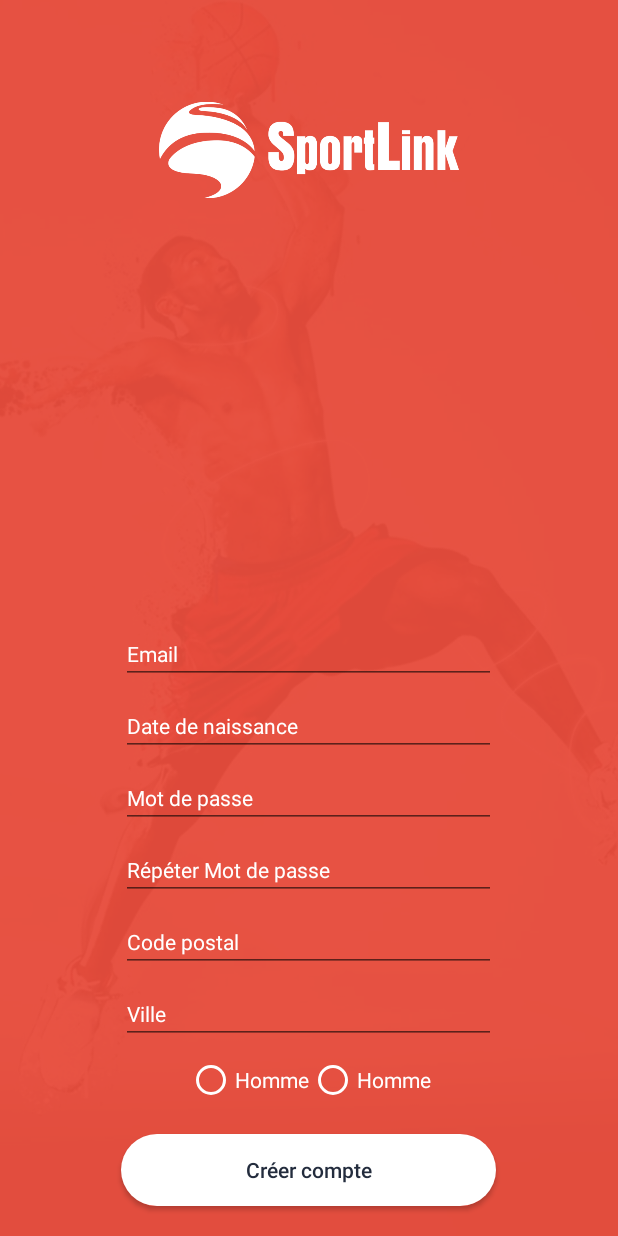
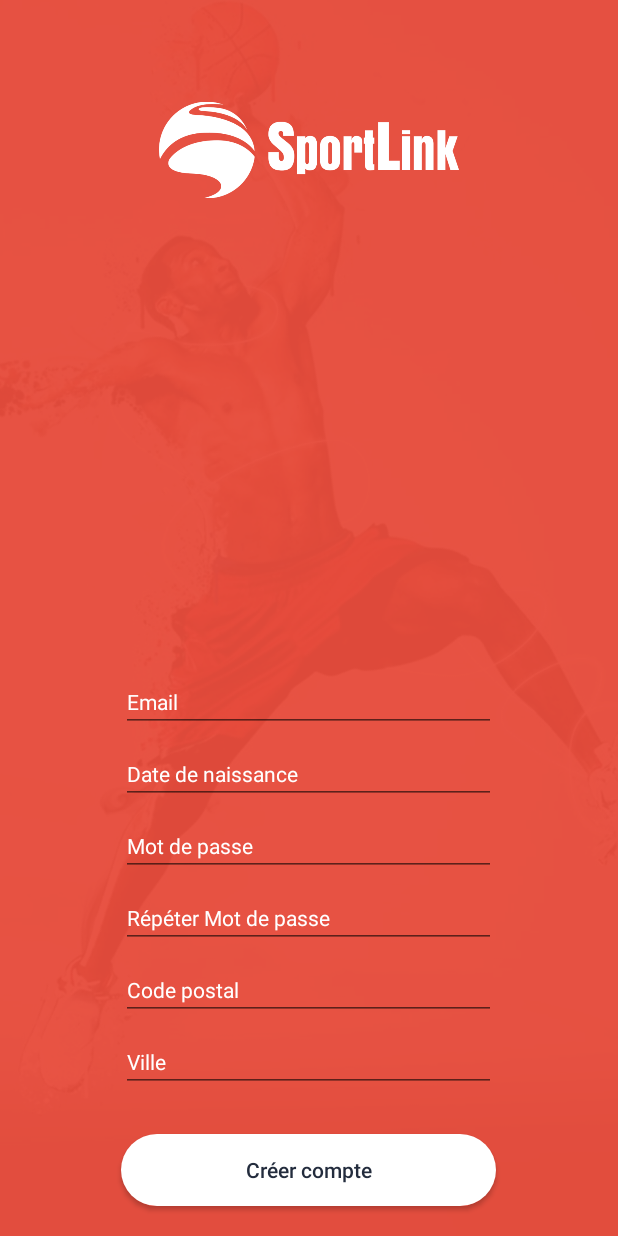
Before and after one commit to DoucheBen/OnSport, an Android app: the SignIn screen opened directly, with no data from a screen before it, after a tap on "Créer compte", on a phone screen of 412 x 824 dp. Run offline under Robolectric (Android 15) with nearby library versions, the phone set to English and light mode, and no system bars; 2 statements that could not run were skipped.

```diff
--- a/app/src/main/java/cdi/com/onsport/SignIn.java
+++ b/app/src/main/java/cdi/com/onsport/SignIn.java
@@ -10,12 +10,19 @@ import android.view.ViewGroup;
 import android.widget.Button;
 import android.widget.DatePicker;
 import android.widget.EditText;
+import android.widget.Toast;
 
+import java.text.ParseException;
+import java.text.SimpleDateFormat;
 import java.util.Calendar;
+import java.util.Date;
+import java.util.regex.Matcher;
+import java.util.regex.Pattern;
 
 public class SignIn extends AppCompatActivity {
 
     ViewGroup TransitionContainer;
+    Date date=null;
 
     @Override
     protected void onCreate(Bundle savedInstanceState) {
@@ -29,19 +36,24 @@ public class SignIn extends AppCompatActivity {
         Slide slideIn = new Slide(Gravity.RIGHT);
         getWindow().setEnterTransition(slideIn);
 
-        EditText email = (EditText) findViewById(R.id.email);
+        final EditText email = (EditText) findViewById(R.id.email);
         final EditText dateNaissance = (EditText) findViewById(R.id.dateNaissance);
         EditText password = (EditText) findViewById(R.id.password);
         EditText password2 = (EditText) findViewById(R.id.password2);
         EditText codePostal = (EditText) findViewById(R.id.CodePostal);
         EditText ville = (EditText) findViewById(R.id.Ville);
 
-        final String Email = email.getText().toString();
-        final String Date = dateNaissance.getText().toString();
-        final String Password = password.getText().toString();
-        final String Password2 = password2.getText().toString();
-        final String CodePostal = codePostal.getText().toString();
-        final String Ville = ville.getText().toString();
+        final String string_email = email.getText().toString();
+        final String string_date = dateNaissance.getText().toString();
+        final String string_password = password.getText().toString();
+        final String string_password2 = password2.getText().toString();
+        final String string_codePostal = codePostal.getText().toString();
+        final String string_ville = ville.getText().toString();
+
+
+
+
+
 
         /****************** OnClick EditText date de naissance ***************************/
         //calendrier
@@ -80,8 +92,54 @@ public class SignIn extends AppCompatActivity {
 
             @Override
             public void onClick(View v) {
+                if
+
+                IService inscription = new MyExterneServices(true);
+
+                 Utilisateur util = new Utilisateur();
 
 
+                Pattern p = Pattern.compile(".+@.+\\.[a-z]+");
+                // On déclare un matcher, qui comparera le pattern avec la
+                // string passée en argument
+                Matcher m = p.matcher(string_email);        // Si l’adresse mail saisie ne correspond au format d’une
+                // adresse mail on un affiche un message à l'utilisateur
+
+                if (!m.matches()) {
+                    Toast.makeText(SignIn.this, "Vous n'avez pas entré un mail valide",
+                            Toast.LENGTH_SHORT).show();
+                }
+                else {
+
+                    util.setMail(string_email);
+                }
+
+                /************** on formate la date de naissance de String a Date *************/
+                SimpleDateFormat sdf = new SimpleDateFormat("yyyy-MM-dd");
+                try {
+                    date = new Date(sdf.parse(string_date).getTime());
+                } catch (ParseException e) {
+                    e.printStackTrace();
+                }
+                /****************************************************************************/
+                util.setDatedenaissance(date);
+                if (string_password.equals(string_password2)){
+                    util.setMotdepasse(string_password);}
+                else{
+                    Toast.makeText(SignIn.this, "Les mots de passe ne corespondent pas",
+                            Toast.LENGTH_SHORT).show();
+                }
+                if (string_codePostal.length()>5){
+                    Toast.makeText(SignIn.this, "Vous n'avez pas entré un code postal valide",
+                            Toast.LENGTH_SHORT).show();
+                }
+                else {
+                    util.setCp(string_codePostal);
+                }
+                util.setVille(string_ville);
+
+
+                inscription.register(util);
             }
         });
 
--- a/app/src/main/res/layout/activity_sign_in.xml
+++ b/app/src/main/res/layout/activity_sign_in.xml
@@ -113,53 +113,11 @@
             android:layout_marginBottom="8dp"
             android:ems="10"
             android:hint="Ville"
-            android:inputType="number"
+            android:inputType="text"
             android:textColor="#64221b"
             android:textColorHint="#ffffff"
             android:textSize="14dp"
             />
-
-        <LinearLayout
-            android:orientation="horizontal"
-            android:layout_width="match_parent"
-            android:layout_height="wrap_content"
-            android:gravity="center">
-            <RadioGroup
-                android:gravity="center"
-                android:layout_height="wrap_content"
-                android:layout_width="match_parent"
-                android:orientation="horizontal"
-                android:baselineAligned="false">
-
-                <RadioButton
-                    android:id="@+id/radioButton_h"
-                    style="@android:style/Widget.CompoundButton.RadioButton"
-                    android:layout_width="wrap_content"
-                    android:layout_height="wrap_content"
-                    android:layout_above="@+id/linearLayout"
-                    android:layout_alignParentStart="true"
-
-
-                    android:text="Homme"
-                    android:textColor="@android:color/background_light"
-                    android:buttonTint="@android:color/background_light" />
-
-                <RadioButton
-                    android:id="@+id/radioButton_f"
-                    style="@android:style/Widget.CompoundButton.RadioButton"
-                    android:layout_width="wrap_content"
-                    android:layout_height="wrap_content"
-                    android:layout_above="@+id/linearLayout"
-                    android:layout_alignParentStart="true"
-
-
-                    android:text="Homme"
-                    android:textColor="@android:color/background_light"
-                    android:buttonTint="@android:color/background_light" />
-
-            </RadioGroup>
-
-        </LinearLayout>
 
 
 
```
